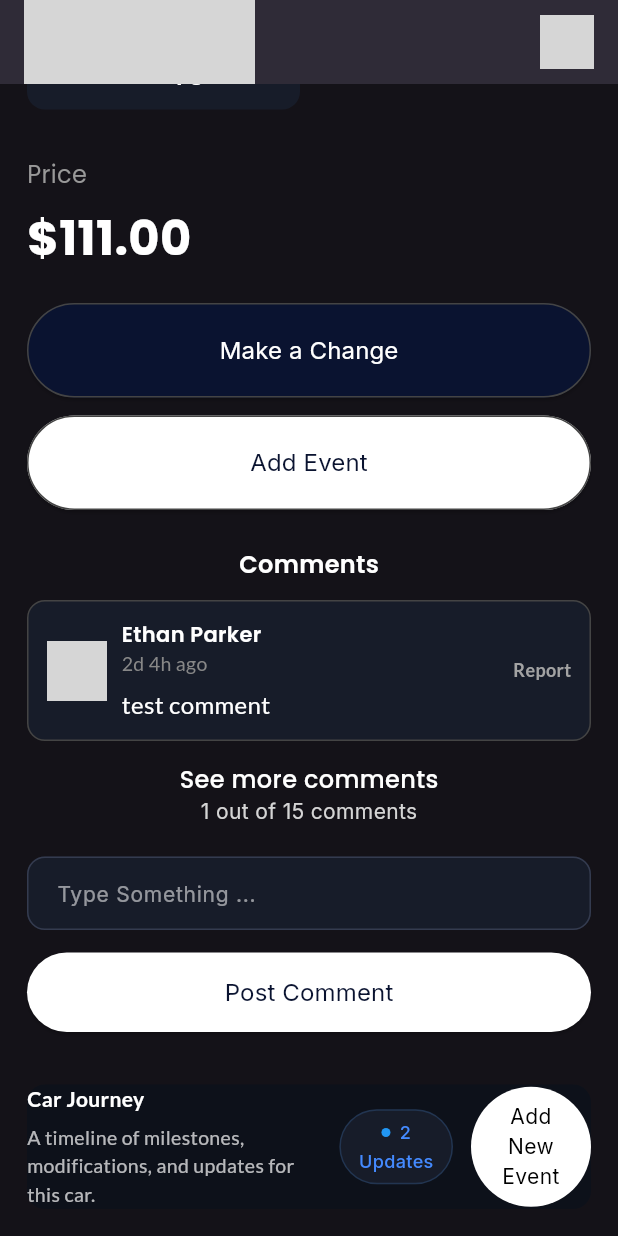
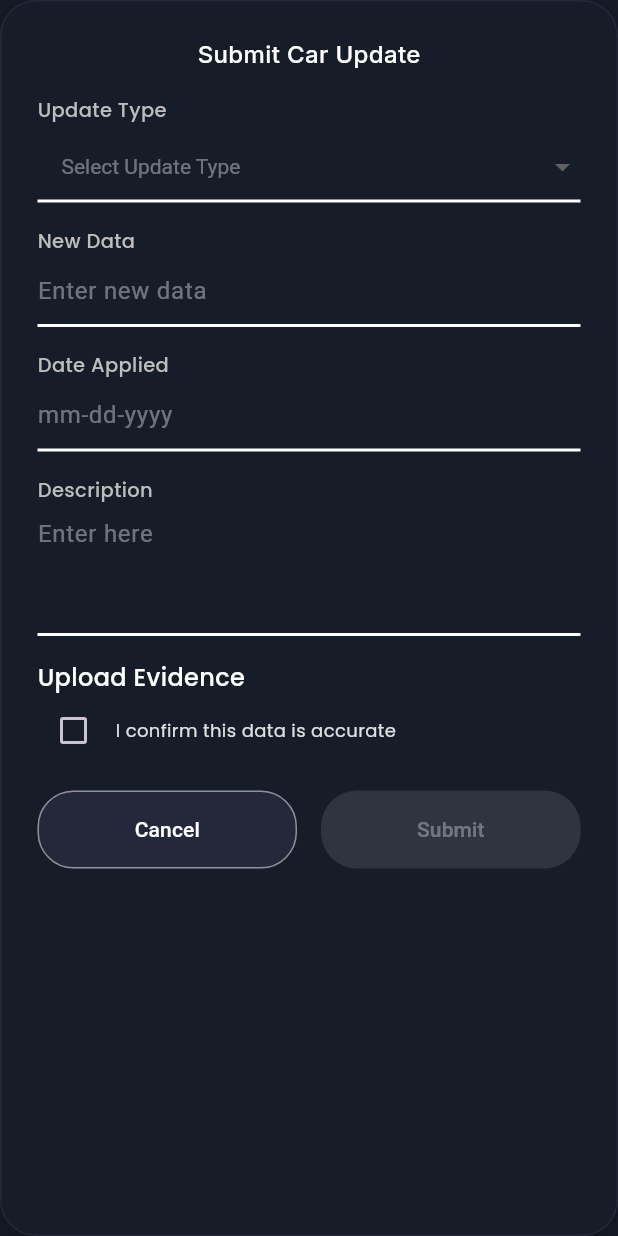
Before and after one commit to MatrixEchoTech/leaderboord-mobile, a Flutter app: the CarDetailPage screen opened directly with empty values, scrolled down 989 dp, after a tap on "Make a Change", on a phone screen of 412 x 824 dp. Run offline on Flutter 3.47's test engine with Material 3 defaults, Android fonts, the phone set to English and light mode, and no system bars; our stand-ins replace carousel_slider, dropdown_button2, google_fonts; missing offline and left inert: dart:html; project files that could hold a hidden picture were left out; grey boxes are pictures that could not be loaded.

Commit message:
make a change modal

```diff
--- a/lib/widgets/garage/detail_car.dart
+++ b/lib/widgets/garage/detail_car.dart
@@ -2,6 +2,7 @@ import 'package:flutter/material.dart';
 import 'package:flutter_application_2/widgets/garage/car_journey.dart';
 import 'package:flutter_application_2/widgets/garage/car_specs.dart';
 import 'package:flutter_application_2/widgets/garage/comments_garage.dart';
+import 'package:flutter_application_2/widgets/modals/make_change_modal.dart';
 import 'package:flutter_application_2/widgets/modals/technical_detail_modal.dart';
 import 'package:google_fonts/google_fonts.dart';
 import '../custom_appbar.dart';
@@ -396,7 +397,21 @@ class _CarDetailPageState extends State<CarDetailPage> {
                 /// Make a Change Button
                 ElevatedButton(
                   onPressed: () {
-                    // TODO: Handle "Make a Change"
+                    Navigator.of(context).push(
+                      MaterialPageRoute(
+                        builder: (_) => MakeChangeModal(
+                          submitting: false,
+                          onSubmit: (updateType, newData, date, description) {
+                            print('Update Type: $updateType');
+                            print('New Data: $newData');
+                            print('Date: $date');
+                            print('Description: $description');
+                            Navigator.of(context).pop();
+                          },
+                        ),
+                        fullscreenDialog: true,
+                      ),
+                    );
                   },
                   style: ElevatedButton.styleFrom(
                     backgroundColor: const Color(0xFF0A1330),
@@ -404,7 +419,7 @@ class _CarDetailPageState extends State<CarDetailPage> {
                     shape: RoundedRectangleBorder(
                       borderRadius: BorderRadius.circular(100),
                       side: const BorderSide(
-                        color: Color(0xFF444444), // border color
+                        color: Color(0xFF444444),
                         width: 1,
                       ),
                     ),
@@ -446,10 +461,10 @@ class _CarDetailPageState extends State<CarDetailPage> {
                 ),
               ],
             ),
-             const SizedBox(height: 25),
-             const CommentsGarage(),
-               const SizedBox(height: 35),
-                CarJourney(),
+            const SizedBox(height: 25),
+            const CommentsGarage(),
+            const SizedBox(height: 35),
+            CarJourney(),
           ],
         ),
       ),
--- a/lib/widgets/modals/make_change_modal.dart
+++ b/lib/widgets/modals/make_change_modal.dart
@@ -0,0 +1,342 @@
+import 'package:flutter/material.dart';
+import 'package:google_fonts/google_fonts.dart';
+import 'package:dropdown_button2/dropdown_button2.dart';
+
+class MakeChangeModal extends StatefulWidget {
+  final Function onSubmit;
+  final bool submitting;
+
+  const MakeChangeModal({
+    super.key,
+    required this.onSubmit,
+    this.submitting = false,
+  });
+
+  @override
+  State<MakeChangeModal> createState() => _MakeChangeModalState();
+}
+
+class _MakeChangeModalState extends State<MakeChangeModal> {
+  final _formKey = GlobalKey<FormState>();
+  String? selectedUpdateType;
+  final List<String> updateTypes = [
+    "Engine Update",
+    "Tire Change",
+    "Oil Change",
+    "Interior Upgrade",
+  ];
+
+  final TextEditingController newDataController = TextEditingController();
+  final TextEditingController descriptionController = TextEditingController();
+  final TextEditingController dateController = TextEditingController();
+  bool confirm = false;
+
+  @override
+  Widget build(BuildContext context) {
+    final screenHeight = MediaQuery.of(context).size.height;
+    final screenWidth = MediaQuery.of(context).size.width;
+    final isLargeScreen = screenWidth > 600;
+
+    return GestureDetector(
+      onTap: () => Navigator.of(context).pop(),
+      child: Scaffold(
+        backgroundColor: Color(0xFF171C29),
+        body: Center(
+          child: GestureDetector(
+            onTap: () {},
+            child: SingleChildScrollView(
+              child: Container(
+                width: isLargeScreen ? 600 : double.infinity,
+                height: isLargeScreen ? null : screenHeight,
+                padding: const EdgeInsets.all(24),
+                margin: isLargeScreen
+                    ? const EdgeInsets.symmetric(vertical: 32)
+                    : EdgeInsets.zero,
+                decoration: BoxDecoration(
+                  color: const Color(0xFF171C29),
+                  borderRadius: BorderRadius.circular(24),
+                  border: Border.all(color: const Color(0xFF23283A)),
+                  boxShadow: const [
+                    BoxShadow(
+                      color: Colors.black38,
+                      blurRadius: 20,
+                      offset: Offset(0, 5),
+                    ),
+                  ],
+                ),
+                child: Form(
+                  key: _formKey,
+                  child: Column(
+                    mainAxisSize: isLargeScreen
+                        ? MainAxisSize.min
+                        : MainAxisSize.max,
+                    crossAxisAlignment: CrossAxisAlignment.start,
+                    children: [
+                      Center(
+                        child: Text(
+                          "Submit Car Update",
+                          style: GoogleFonts.inter(
+                            fontSize: 16,
+                            fontWeight: FontWeight.w500,
+                            color: Colors.white,
+                          ),
+                        ),
+                      ),
+                      const SizedBox(height: 16),
+
+                      // Update Type Dropdown
+                      Text(
+                        "Update Type",
+                        style: GoogleFonts.poppins(
+                          fontSize: 13,
+                          fontWeight: FontWeight.w500,
+                          color: Colors.grey[400],
+                        ),
+                      ),
+                      const SizedBox(height: 4),
+                      DropdownButtonFormField2<String>(
+                        value: selectedUpdateType,
+                        decoration: InputDecoration(
+                          contentPadding: EdgeInsets.zero,
+                          enabledBorder: UnderlineInputBorder(
+                            borderSide: BorderSide(
+                              color: Colors.white,
+                              width: 2,
+                            ),
+                          ),
+                          focusedBorder: UnderlineInputBorder(
+                            borderSide: BorderSide(
+                              color: Colors.white,
+                              width: 2,
+                            ),
+                          ),
+                        ),
+                        hint: Text(
+                          "Select Update Type",
+                          style: TextStyle(color: Colors.white38),
+                        ),
+                        style: TextStyle(color: Colors.white),
+                        items: updateTypes
+                            .map(
+                              (type) => DropdownMenuItem<String>(
+                                value: type,
+                                child: Text(type),
+                              ),
+                            )
+                            .toList(),
+                        onChanged: (value) {
+                          setState(() {
+                            selectedUpdateType = value;
+                          });
+                        },
+                        validator: (value) => value == null ? 'Required' : null,
+
+                        // 🔹 This is the key for controlling dropdown position
+                        dropdownStyleData: DropdownStyleData(
+                          maxHeight: 300,
+                          offset: Offset(
+                            0,
+                            0,
+                          ), // dropdown will appear below the field
+                          decoration: BoxDecoration(color: Color(0xFF171C29)),
+                        ),
+                      ),
+
+                      const SizedBox(height: 16),
+
+                      // New Data
+                      Text(
+                        "New Data",
+                        style: GoogleFonts.poppins(
+                          fontSize: 13,
+                          fontWeight: FontWeight.w500,
+                          color: Colors.grey[400],
+                        ),
+                      ),
+                      TextFormField(
+                        controller: newDataController,
+                        decoration: const InputDecoration(
+                          hintText: "Enter new data",
+                          hintStyle: TextStyle(color: Colors.white38),
+                          enabledBorder: UnderlineInputBorder(
+                            borderSide: BorderSide(
+                              color: Colors.white,
+                              width: 2,
+                            ),
+                          ),
+                          focusedBorder: UnderlineInputBorder(
+                            borderSide: BorderSide(
+                              color: Colors.white,
+                              width: 2,
+                            ),
+                          ),
+                        ),
+                        style: const TextStyle(color: Colors.white),
+                        validator: (value) =>
+                            value == null || value.isEmpty ? 'Required' : null,
+                      ),
+                      const SizedBox(height: 16),
+
+                      // Date Applied
+                      Text(
+                        "Date Applied",
+                        style: GoogleFonts.poppins(
+                          fontSize: 13,
+                          fontWeight: FontWeight.w500,
+                          color: Colors.grey[400],
+                        ),
+                      ),
+                      TextFormField(
+                        controller: dateController,
+                        decoration: const InputDecoration(
+                          hintText: "mm-dd-yyyy",
+                          hintStyle: TextStyle(color: Colors.white38),
+                          enabledBorder: UnderlineInputBorder(
+                            borderSide: BorderSide(
+                              color: Colors.white,
+                              width: 2,
+                            ),
+                          ),
+                          focusedBorder: UnderlineInputBorder(
+                            borderSide: BorderSide(
+                              color: Colors.white,
+                              width: 2,
+                            ),
+                          ),
+                        ),
+                        style: const TextStyle(color: Colors.white),
+                        validator: (value) =>
+                            value == null || value.isEmpty ? 'Required' : null,
+                      ),
+                      const SizedBox(height: 16),
+
+                      // Description
+                      Text(
+                        "Description",
+                        style: GoogleFonts.poppins(
+                          fontSize: 13,
+                          fontWeight: FontWeight.w500,
+                          color: Colors.grey[400],
+                        ),
+                      ),
+                      TextFormField(
+                        controller: descriptionController,
+                        minLines: 3,
+                        maxLines: 5,
+                        decoration: const InputDecoration(
+                          hintText: "Enter here",
+                          hintStyle: TextStyle(color: Colors.white38),
+                          enabledBorder: UnderlineInputBorder(
+                            borderSide: BorderSide(
+                              color: Colors.white,
+                              width: 2,
+                            ),
+                          ),
+                          focusedBorder: UnderlineInputBorder(
+                            borderSide: BorderSide(
+                              color: Colors.white,
+                              width: 2,
+                            ),
+                          ),
+                        ),
+                        style: const TextStyle(color: Colors.white),
+                      ),
+                      const SizedBox(height: 16),
+
+                      Text(
+                        "Upload Evidence ",
+                        style: GoogleFonts.poppins(
+                          fontSize: 16,
+                          fontWeight: FontWeight.w500,
+                          color: Colors.white,
+                        ),
+                      ),
+
+                      // Checkbox
+                      Row(
+                        children: [
+                          Checkbox(
+                            value: confirm,
+
+                            onChanged: (val) {
+                              setState(() {
+                                confirm = val ?? false;
+                              });
+                            },
+
+                            activeColor: const Color(0xFF4C98F1),
+                          ),
+                          const SizedBox(width: 4),
+                          Text(
+                            "I confirm this data is accurate",
+                            style: GoogleFonts.poppins(
+                              fontSize: 12,
+                              color: Colors.grey[300],
+                            ),
+                          ),
+                        ],
+                      ),
+                      const SizedBox(height: 16),
+
+                      // Buttons
+                      Row(
+                        children: [
+                          Expanded(
+                            child: OutlinedButton(
+                              onPressed: () => Navigator.of(context).pop(),
+                              style: OutlinedButton.styleFrom(
+                                backgroundColor: const Color(0xFF23283A),
+                                foregroundColor: Colors.white,
+                                shape: RoundedRectangleBorder(
+                                  borderRadius: BorderRadius.circular(24),
+                                ),
+                                padding: const EdgeInsets.symmetric(
+                                  vertical: 16,
+                                ),
+                              ),
+                              child: const Text("Cancel"),
+                            ),
+                          ),
+                          const SizedBox(width: 16),
+                          Expanded(
+                            child: ElevatedButton(
+                              onPressed: widget.submitting || !confirm
+                                  ? null
+                                  : () {
+                                      if (_formKey.currentState!.validate()) {
+                                        widget.onSubmit(
+                                          selectedUpdateType,
+                                          newDataController.text,
+                                          dateController.text,
+                                          descriptionController.text,
+                                        );
+                                      }
+                                    },
+                              style: ElevatedButton.styleFrom(
+                                backgroundColor: Colors.white,
+                                foregroundColor: const Color(0xFF171C29),
+                                shape: RoundedRectangleBorder(
+                                  borderRadius: BorderRadius.circular(24),
+                                ),
+                                padding: const EdgeInsets.symmetric(
+                                  vertical: 16,
+                                ),
+                              ),
+                              child: Text(
+                                widget.submitting ? "Submitting..." : "Submit",
+                              ),
+                            ),
+                          ),
+                        ],
+                      ),
+                    ],
+                  ),
+                ),
+              ),
+            ),
+          ),
+        ),
+      ),
+    );
+  }
+}
--- a/pubspec.yaml
+++ b/pubspec.yaml
@@ -1,6 +1,6 @@
 name: flutter_application_2
 description: "A new Flutter project."
-publish_to: 'none'
+publish_to: "none"
 version: 0.1.0
 environment:
   sdk: ^3.10.0
@@ -11,6 +11,8 @@ dependencies:
   curved_navigation_bar: ^1.0.6
   google_fonts: ^6.2.1
   url_launcher: ^6.1.10
+  dropdown_button2: ^2.3.9
+  table_calendar: ^3.0.9
 dev_dependencies:
   flutter_test:
     sdk: flutter
```
Also changed, not shown: pubspec.lock.
